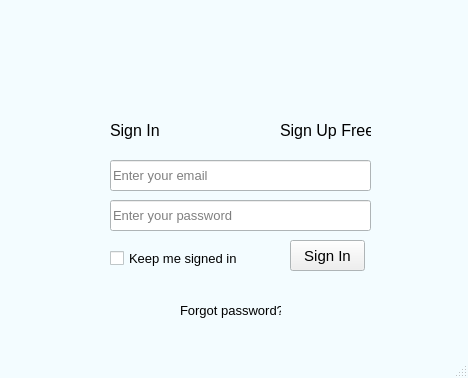
e-remington-lee/record_video, file reluu_application/GUI_improvements/Login menu.ui: the form before one commit.
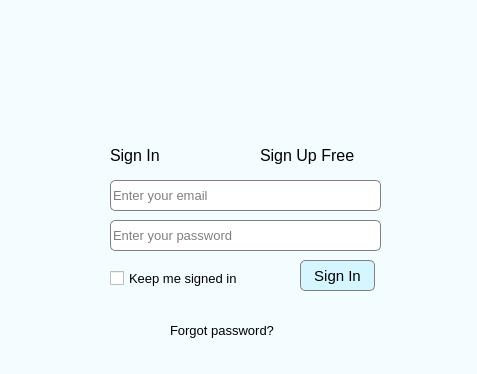
The form after the commit. Icons and pictures are not drawn.

What changed in the file:
```diff
--- a/reluu_application/GUI_improvements/Login menu.ui
+++ b/reluu_application/GUI_improvements/Login menu.ui
@@ -6,8 +6,8 @@
    <rect>
     <x>0</x>
     <y>0</y>
-    <width>468</width>
-    <height>378</height>
+    <width>477</width>
+    <height>374</height>
    </rect>
   </property>
   <property name="palette">
@@ -77,13 +77,30 @@
   <property name="windowTitle">
    <string>ReLuu</string>
   </property>
+  <property name="styleSheet">
+   <string notr="true">QLineEdit {
+ border-radius: 5px;
+border: 0.5px solid gray;
+}
+
+QPushButton{
+border-radius:5px;
+background-color: #d5f6ff;
+border: 0.5px solid gray;
+}
+
+QPushButton::hover {
+background-color: #befeff
+}
+</string>
+  </property>
   <widget class="QWidget" name="centralwidget">
    <widget class="QLineEdit" name="lineEdit">
     <property name="geometry">
      <rect>
       <x>110</x>
-      <y>160</y>
-      <width>261</width>
+      <y>180</y>
+      <width>271</width>
       <height>31</height>
      </rect>
     </property>
@@ -106,8 +123,8 @@
     <property name="geometry">
      <rect>
       <x>110</x>
-      <y>200</y>
-      <width>261</width>
+      <y>220</y>
+      <width>271</width>
       <height>31</height>
      </rect>
     </property>
@@ -124,9 +141,9 @@
     <property name="geometry">
      <rect>
       <x>110</x>
-      <y>120</y>
-      <width>51</width>
-      <height>20</height>
+      <y>140</y>
+      <width>71</width>
+      <height>31</height>
      </rect>
     </property>
     <property name="font">
@@ -141,10 +158,10 @@
    <widget class="QLabel" name="label_2">
     <property name="geometry">
      <rect>
-      <x>280</x>
-      <y>120</y>
-      <width>91</width>
-      <height>20</height>
+      <x>260</x>
+      <y>140</y>
+      <width>121</width>
+      <height>31</height>
      </rect>
     </property>
     <property name="font">
@@ -159,9 +176,9 @@
    <widget class="QLabel" name="label_3">
     <property name="geometry">
      <rect>
-      <x>180</x>
-      <y>300</y>
-      <width>101</width>
+      <x>170</x>
+      <y>320</y>
+      <width>141</width>
       <height>20</height>
      </rect>
     </property>
@@ -177,8 +194,8 @@
    <widget class="QPushButton" name="pushButton">
     <property name="geometry">
      <rect>
-      <x>290</x>
-      <y>240</y>
+      <x>300</x>
+      <y>260</y>
       <width>75</width>
       <height>31</height>
      </rect>
@@ -196,8 +213,8 @@
     <property name="geometry">
      <rect>
       <x>110</x>
-      <y>250</y>
-      <width>131</width>
+      <y>270</y>
+      <width>161</width>
       <height>17</height>
      </rect>
     </property>
@@ -210,24 +227,28 @@
      <string>Keep me signed in</string>
     </property>
    </widget>
-  </widget>
-  <widget class="QMenuBar" name="menubar">
-   <property name="enabled">
-    <bool>true</bool>
-   </property>
-   <property name="geometry">
-    <rect>
-     <x>0</x>
-     <y>0</y>
-     <width>468</width>
-     <height>21</height>
-    </rect>
-   </property>
-  </widget>
-  <widget class="QStatusBar" name="statusbar">
-   <property name="enabled">
-    <bool>false</bool>
-   </property>
+   <widget class="QLabel" name="label_4">
+    <property name="geometry">
+     <rect>
+      <x>150</x>
+      <y>10</y>
+      <width>171</width>
+      <height>131</height>
+     </rect>
+    </property>
+    <property name="text">
+     <string/>
+    </property>
+    <property name="pixmap">
+     <pixmap>logo_transparent_background.png</pixmap>
+    </property>
+    <property name="scaledContents">
+     <bool>true</bool>
+    </property>
+    <property name="wordWrap">
+     <bool>false</bool>
+    </property>
+   </widget>
   </widget>
  </widget>
  <resources/>
```
